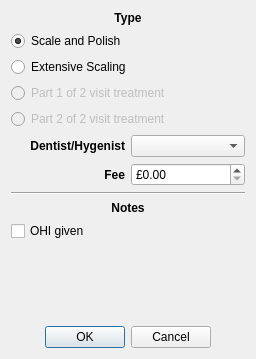
First picture: the form in qt-designer/hygenist_wizard.ui, repository rowinggolfer/openmolar1, before the edit.
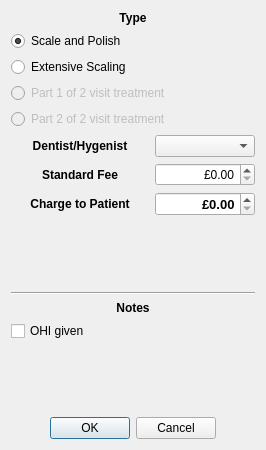
Second picture: the form after the edit.

Commit message: hyg wizard - new fee policy

What changed in the file:
```diff
--- a/qt-designer/hygenist_wizard.ui
+++ b/qt-designer/hygenist_wizard.ui
@@ -5,15 +5,15 @@
    <rect>
     <x>0</x>
     <y>0</y>
-    <width>256</width>
-    <height>359</height>
+    <width>266</width>
+    <height>450</height>
    </rect>
   </property>
   <property name="windowTitle" >
    <string>Hygenist Wizard</string>
   </property>
-  <layout class="QVBoxLayout" name="verticalLayout" >
-   <item>
+  <layout class="QGridLayout" name="gridLayout" >
+   <item row="0" column="0" colspan="2" >
     <widget class="QLabel" name="label" >
      <property name="font" >
       <font>
@@ -29,7 +29,7 @@
      </property>
     </widget>
    </item>
-   <item>
+   <item row="1" column="0" colspan="2" >
     <widget class="QRadioButton" name="sp_radioButton" >
      <property name="text" >
       <string>Scale and Polish</string>
@@ -39,7 +39,7 @@
      </property>
     </widget>
    </item>
-   <item>
+   <item row="2" column="0" colspan="2" >
     <widget class="QRadioButton" name="extsp_radioButton" >
      <property name="text" >
       <string>Extensive Scaling</string>
@@ -49,7 +49,7 @@
      </property>
     </widget>
    </item>
-   <item>
+   <item row="3" column="0" colspan="2" >
     <widget class="QRadioButton" name="twovisit1_radioButton" >
      <property name="enabled" >
       <bool>false</bool>
@@ -59,7 +59,7 @@
      </property>
     </widget>
    </item>
-   <item>
+   <item row="4" column="0" colspan="2" >
     <widget class="QRadioButton" name="twovisit2_radioButton" >
      <property name="enabled" >
       <bool>false</bool>
@@ -69,9 +69,7 @@
      </property>
     </widget>
    </item>
-   <item>
-    <layout class="QGridLayout" name="gridLayout" >
-     <item row="0" column="0" >
+   <item row="5" column="0" >
       <widget class="QLabel" name="label_2" >
        <property name="font" >
         <font>
@@ -83,17 +81,62 @@
         <string>Dentist/Hygenist</string>
        </property>
        <property name="alignment" >
-        <set>Qt::AlignRight|Qt::AlignTrailing|Qt::AlignVCenter</set>
+      <set>Qt::AlignCenter</set>
        </property>
        <property name="wordWrap" >
         <bool>false</bool>
        </property>
       </widget>
      </item>
-     <item row="0" column="1" >
-      <widget class="QComboBox" name="dents_comboBox" />
-     </item>
-     <item row="1" column="0" >
+   <item row="5" column="1" >
+    <widget class="QComboBox" name="dents_comboBox" >
+     <property name="maximumSize" >
+      <size>
+       <width>100</width>
+       <height>16777215</height>
+      </size>
+     </property>
+     <property name="font" >
+      <font>
+       <weight>75</weight>
+       <bold>true</bold>
+      </font>
+     </property>
+    </widget>
+   </item>
+   <item row="6" column="0" >
+    <widget class="QLabel" name="label_4" >
+     <property name="font" >
+      <font>
+       <weight>75</weight>
+       <bold>true</bold>
+      </font>
+     </property>
+     <property name="text" >
+      <string>Standard Fee</string>
+     </property>
+     <property name="alignment" >
+      <set>Qt::AlignCenter</set>
+     </property>
+    </widget>
+   </item>
+   <item row="6" column="1" >
+    <widget class="QDoubleSpinBox" name="fee_doubleSpinBox" >
+     <property name="maximumSize" >
+      <size>
+       <width>100</width>
+       <height>16777215</height>
+      </size>
+     </property>
+     <property name="alignment" >
+      <set>Qt::AlignRight|Qt::AlignTrailing|Qt::AlignVCenter</set>
+     </property>
+     <property name="prefix" >
+      <string>£</string>
+     </property>
+    </widget>
+   </item>
+   <item row="7" column="0" >
       <widget class="QLabel" name="label_3" >
        <property name="font" >
         <font>
@@ -102,30 +145,57 @@
         </font>
        </property>
        <property name="text" >
-        <string>Fee</string>
+      <string>Charge to Patient</string>
+     </property>
+     <property name="alignment" >
+      <set>Qt::AlignCenter</set>
+     </property>
+    </widget>
+   </item>
+   <item row="7" column="1" >
+    <widget class="QDoubleSpinBox" name="ptFee_doubleSpinBox" >
+     <property name="maximumSize" >
+      <size>
+       <width>100</width>
+       <height>16777215</height>
+      </size>
+     </property>
+     <property name="font" >
+      <font>
+       <pointsize>10</pointsize>
+       <weight>75</weight>
+       <bold>true</bold>
+      </font>
        </property>
        <property name="alignment" >
         <set>Qt::AlignRight|Qt::AlignTrailing|Qt::AlignVCenter</set>
        </property>
-      </widget>
-     </item>
-     <item row="1" column="1" >
-      <widget class="QDoubleSpinBox" name="doubleSpinBox" >
        <property name="prefix" >
         <string>£</string>
        </property>
       </widget>
      </item>
-    </layout>
+   <item row="8" column="0" colspan="2" >
+    <spacer name="verticalSpacer_2" >
+     <property name="orientation" >
+      <enum>Qt::Vertical</enum>
+     </property>
+     <property name="sizeHint" stdset="0" >
+      <size>
+       <width>20</width>
+       <height>51</height>
+      </size>
+     </property>
+    </spacer>
    </item>
-   <item>
+   <item row="9" column="0" colspan="2" >
     <widget class="Line" name="line" >
      <property name="orientation" >
       <enum>Qt::Horizontal</enum>
      </property>
     </widget>
    </item>
-   <item>
+   <item row="10" column="0" colspan="2" >
     <widget class="QLabel" name="label_5" >
      <property name="font" >
       <font>
@@ -141,14 +211,14 @@
      </property>
     </widget>
    </item>
-   <item>
+   <item row="11" column="0" colspan="2" >
     <widget class="QCheckBox" name="checkBox" >
      <property name="text" >
       <string>OHI given</string>
      </property>
     </widget>
    </item>
-   <item>
+   <item row="12" column="0" colspan="2" >
     <spacer name="verticalSpacer" >
      <property name="orientation" >
       <enum>Qt::Vertical</enum>
@@ -161,7 +231,7 @@
      </property>
     </spacer>
    </item>
-   <item>
+   <item row="13" column="0" colspan="2" >
     <widget class="QDialogButtonBox" name="buttonBox" >
      <property name="orientation" >
       <enum>Qt::Horizontal</enum>
```
Lines whose indentation alone changed are shown as unchanged. The commit also changes 5 other files.
